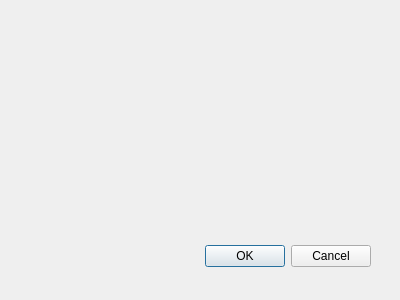
Qt form CAMan/import_dlg.ui (jykim74/CertMan) before a commit.
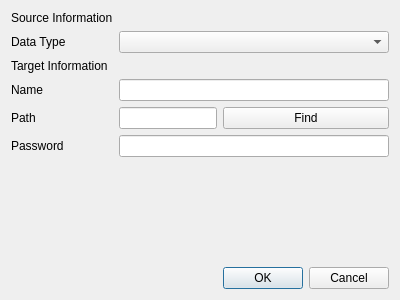
The same form after that commit.

Diff of the .ui file:
```diff
--- a/CAMan/import_dlg.ui
+++ b/CAMan/import_dlg.ui
@@ -15,22 +15,92 @@
   <property name="windowTitle">
    <string>Dialog</string>
   </property>
-  <widget class="QDialogButtonBox" name="buttonBox">
-   <property name="geometry">
-    <rect>
-     <x>30</x>
-     <y>240</y>
-     <width>341</width>
-     <height>32</height>
-    </rect>
-   </property>
-   <property name="orientation">
-    <enum>Qt::Horizontal</enum>
-   </property>
-   <property name="standardButtons">
-    <set>QDialogButtonBox::Cancel|QDialogButtonBox::Ok</set>
-   </property>
-  </widget>
+  <layout class="QGridLayout" name="gridLayout">
+   <item row="5" column="0">
+    <widget class="QLabel" name="label_6">
+     <property name="text">
+      <string>Password</string>
+     </property>
+    </widget>
+   </item>
+   <item row="2" column="0">
+    <widget class="QLabel" name="label_3">
+     <property name="text">
+      <string>Target Information</string>
+     </property>
+    </widget>
+   </item>
+   <item row="1" column="0">
+    <widget class="QLabel" name="label_2">
+     <property name="text">
+      <string>Data Type</string>
+     </property>
+    </widget>
+   </item>
+   <item row="4" column="1">
+    <widget class="QLineEdit" name="lineEdit_2"/>
+   </item>
+   <item row="4" column="0">
+    <widget class="QLabel" name="label_5">
+     <property name="text">
+      <string>Path</string>
+     </property>
+    </widget>
+   </item>
+   <item row="0" column="0">
+    <widget class="QLabel" name="label">
+     <property name="text">
+      <string>Source Information</string>
+     </property>
+    </widget>
+   </item>
+   <item row="3" column="0">
+    <widget class="QLabel" name="label_4">
+     <property name="text">
+      <string>Name</string>
+     </property>
+    </widget>
+   </item>
+   <item row="4" column="2">
+    <widget class="QPushButton" name="pushButton">
+     <property name="text">
+      <string>Find</string>
+     </property>
+    </widget>
+   </item>
+   <item row="6" column="1">
+    <spacer name="verticalSpacer">
+     <property name="orientation">
+      <enum>Qt::Vertical</enum>
+     </property>
+     <property name="sizeHint" stdset="0">
+      <size>
+       <width>20</width>
+       <height>40</height>
+      </size>
+     </property>
+    </spacer>
+   </item>
+   <item row="7" column="2">
+    <widget class="QDialogButtonBox" name="buttonBox">
+     <property name="orientation">
+      <enum>Qt::Horizontal</enum>
+     </property>
+     <property name="standardButtons">
+      <set>QDialogButtonBox::Cancel|QDialogButtonBox::Ok</set>
+     </property>
+    </widget>
+   </item>
+   <item row="1" column="1" colspan="2">
+    <widget class="QComboBox" name="comboBox"/>
+   </item>
+   <item row="3" column="1" colspan="2">
+    <widget class="QLineEdit" name="lineEdit"/>
+   </item>
+   <item row="5" column="1" colspan="2">
+    <widget class="QLineEdit" name="lineEdit_3"/>
+   </item>
+  </layout>
  </widget>
  <pixmapfunction/>
  <resources/>
```
Left out of the diff: 5 changed lines with no effect on the pictures.
